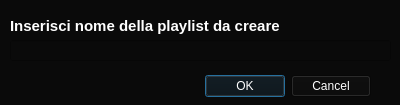
This is namerequest.ui in skylaxGH/Progetto-FeelloLoeegge as Qt 5 draws it before an edit. The edited form follows.
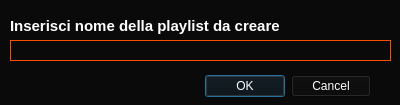
This is the edited form. Icons and pictures are not drawn.

Diff of the .ui file:
```diff
--- a/namerequest.ui
+++ b/namerequest.ui
@@ -68,7 +68,8 @@
     </rect>
    </property>
    <property name="styleSheet">
-    <string notr="true">color: rgb(255, 255, 255);</string>
+    <string notr="true">color: rgb(255, 255, 255);
+border: 1px solid rgb(255, 77, 0);</string>
    </property>
   </widget>
  </widget>
```
Left out of the diff: 8 changed lines with no effect on the pictures.
